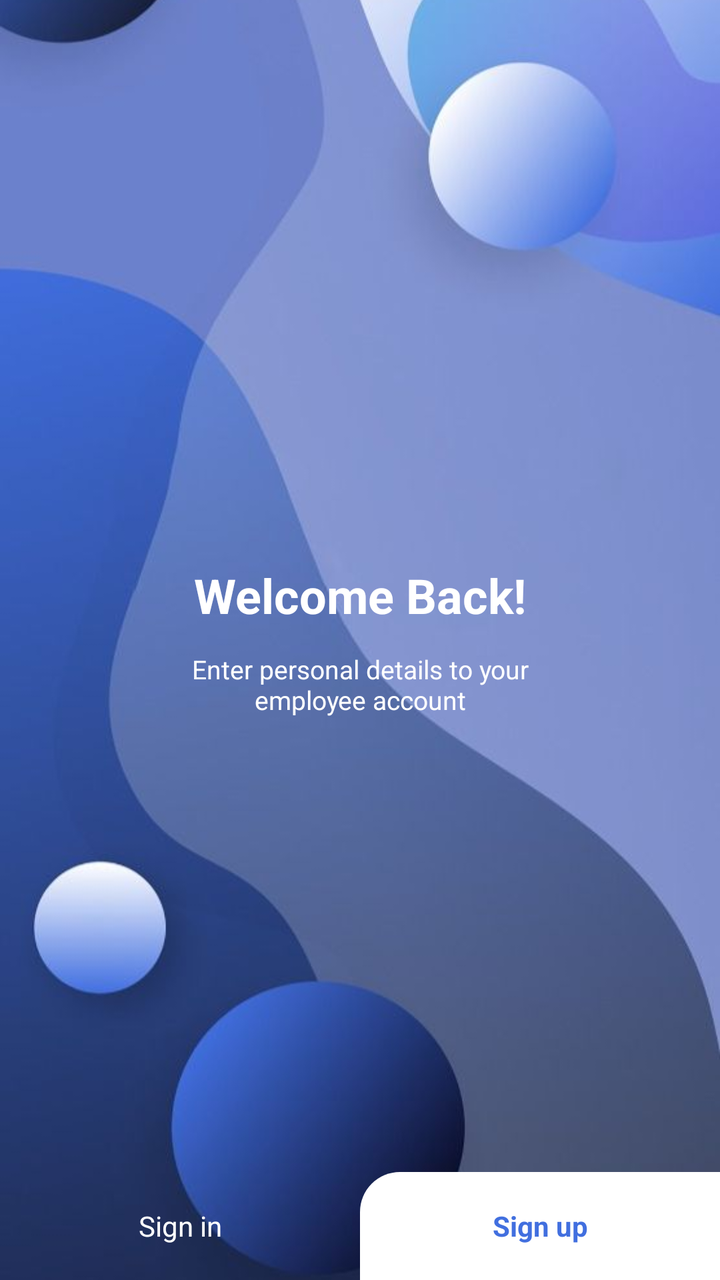
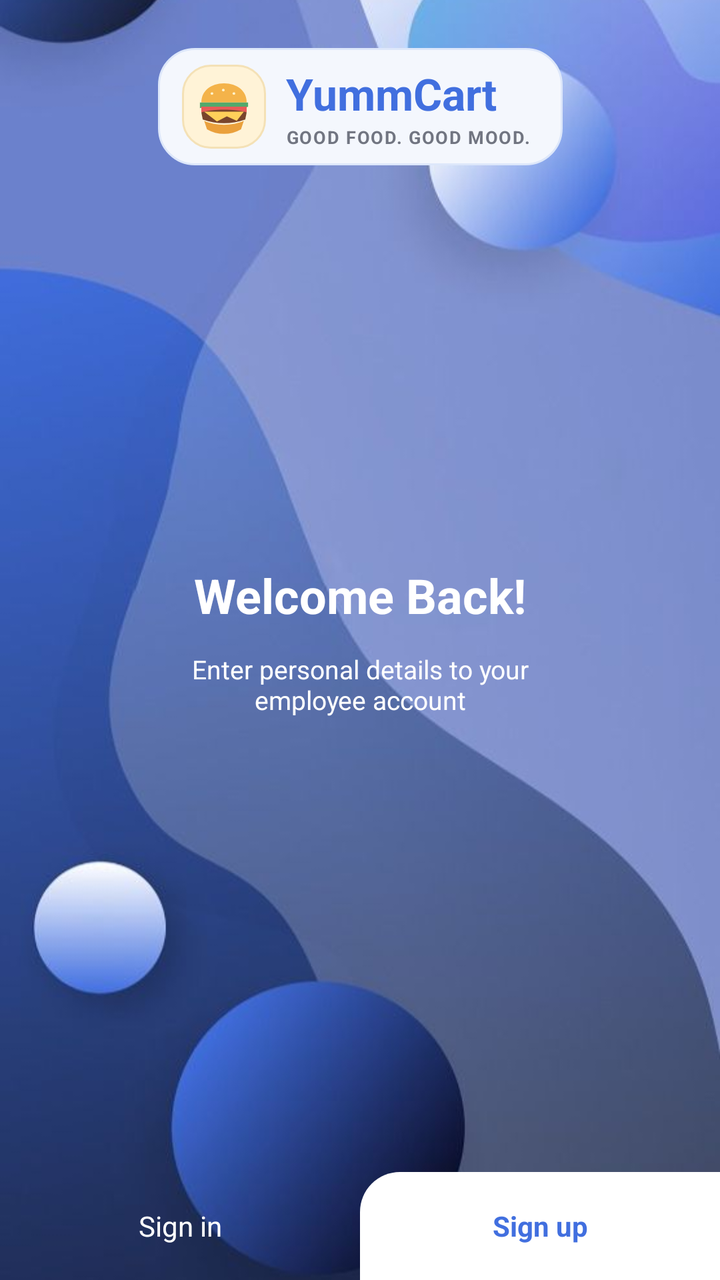

Screens rendered from an Android XML layout before and after an edit, with the pre-edit source and the edit as a unified diff.
<!-- AndroidManifest.xml: application theme Theme.MyApplication -->
<!-- res/layout/activity_main.xml -->
<?xml version="1.0" encoding="utf-8"?>
<RelativeLayout xmlns:android="http://schemas.android.com/apk/res/android"
    android:layout_width="match_parent"
    android:layout_height="match_parent"
    xmlns:app="http://schemas.android.com/apk/res-auto"
    android:background="@color/screen_background">

    <androidx.constraintlayout.widget.ConstraintLayout
        android:id="@+id/contentCard"
        android:layout_width="match_parent"
        android:layout_height="match_parent"
        android:background="@drawable/bg_card"
        >

        <ImageView
            android:id="@+id/backgroundImage"
            android:layout_width="0dp"
            android:layout_height="0dp"
            android:contentDescription="@null"
            android:scaleType="centerCrop"
            android:src="@drawable/auth_background"
            app:layout_constraintTop_toTopOf="parent"
            app:layout_constraintBottom_toBottomOf="parent"
            app:layout_constraintStart_toStartOf="parent"
            app:layout_constraintEnd_toEndOf="parent" />

        <LinearLayout
            android:layout_width="0dp"
            android:layout_height="wrap_content"
            android:gravity="center"
            android:orientation="vertical"
            android:padding="20dp"
            app:layout_constraintTop_toTopOf="parent"
            app:layout_constraintBottom_toBottomOf="parent"
            app:layout_constraintStart_toStartOf="parent"
            app:layout_constraintEnd_toEndOf="parent">

            <TextView
                android:layout_width="wrap_content"
                android:layout_height="wrap_content"
                android:text="Welcome Back!"
                android:textColor="@color/white"
                android:textSize="24sp"
                android:textStyle="bold" />

            <TextView
                android:layout_width="220dp"
                android:layout_height="wrap_content"
                android:layout_marginTop="12dp"
                android:gravity="center"
                android:text="Enter personal details to your employee account"
                android:textColor="@color/white"
                android:textSize="13sp" />

        </LinearLayout>

        <LinearLayout
            android:id="@+id/welcomeButtons"
            android:layout_width="0dp"
            android:layout_height="54dp"
            android:orientation="horizontal"
            app:layout_constraintStart_toStartOf="parent"
            app:layout_constraintEnd_toEndOf="parent"
            app:layout_constraintBottom_toBottomOf="parent">

            <TextView
                android:id="@+id/btnSignIn"
                android:layout_width="0dp"
                android:layout_height="match_parent"
                android:layout_weight="1"
                android:background="@android:color/transparent"
                android:clickable="true"
                android:focusable="true"
                android:gravity="center"
                android:text="Sign in"
                android:textColor="@color/white"
                android:textSize="14sp" />

            <TextView
                android:id="@+id/btnSignUp"
                android:layout_width="0dp"
                android:layout_height="match_parent"
                android:layout_weight="1"
                android:background="@drawable/bg_welcome_signup"
                android:clickable="true"
                android:focusable="true"
                android:gravity="center"
                android:text="Sign up"
                android:textColor="@color/primary_blue"
                android:textSize="14sp"
                android:textStyle="bold" />

        </LinearLayout>

    </androidx.constraintlayout.widget.ConstraintLayout>

</RelativeLayout>
<!-- resources referenced by this layout -->
<resources>
  <color name="primary_blue">#416FDF</color>
  <color name="screen_background">#F4F7FD</color>
  <color name="white">#FFFFFF</color>
  <!-- drawable auth_background: jpeg bitmap (drawable, 22166 bytes) -->
  <!-- drawable bg_card (drawable) -->
  <?xml version="1.0" encoding="utf-8"?>
  <shape xmlns:android="http://schemas.android.com/apk/res/android">
      <solid android:color="@color/white" />
  </shape>
  <!-- drawable bg_welcome_signup (drawable) -->
  <?xml version="1.0" encoding="utf-8"?>
  <shape xmlns:android="http://schemas.android.com/apk/res/android">
      <solid android:color="@color/white" />
      <corners
          android:topLeftRadius="20dp"
          android:topRightRadius="0dp"
          android:bottomLeftRadius="0dp"
          android:bottomRightRadius="0dp" />
  </shape>
  <style name="Theme.MyApplication" parent="Base.Theme.MyApplication" />
  <style name="Base.Theme.MyApplication" parent="Theme.Material3.Light.NoActionBar">
  
          <item name="colorPrimary">#416FDF</item>
          <item name="colorSecondary">#416FDF</item>
          <item name="colorTertiary">#416FDF</item>
          <item name="android:windowLightStatusBar">true</item>
  
      </style>
</resources>

<!-- the commit's change to res/layout/activity_main.xml (unified diff, before → after) -->
@@ -23,6 +23,15 @@
             app:layout_constraintBottom_toBottomOf="parent"
             app:layout_constraintStart_toStartOf="parent"
             app:layout_constraintEnd_toEndOf="parent" />
+    <include
+        android:id="@+id/yummCartBrandHeader"
+        layout="@layout/view_yummcart_brand"
+        android:layout_width="wrap_content"
+        android:layout_height="wrap_content"
+        android:layout_marginTop="24dp"
+        app:layout_constraintTop_toTopOf="parent"
+        app:layout_constraintStart_toStartOf="parent"
+        app:layout_constraintEnd_toEndOf="parent" />
 
         <LinearLayout
             android:layout_width="0dp"
@@ -95,3 +104,53 @@
     </androidx.constraintlayout.widget.ConstraintLayout>
 
 </RelativeLayout>
+<!-- res/layout/view_yummcart_brand.xml (included above) -->
+<?xml version="1.0" encoding="utf-8"?>
+<LinearLayout xmlns:android="http://schemas.android.com/apk/res/android"
+    android:id="@+id/yummCartBrandRoot"
+    android:layout_width="wrap_content"
+    android:layout_height="wrap_content"
+    android:background="@drawable/bg_brand_header"
+    android:gravity="center_vertical"
+    android:orientation="horizontal"
+    android:paddingStart="12dp"
+    android:paddingTop="8dp"
+    android:paddingEnd="16dp"
+    android:paddingBottom="8dp">
+
+    <ImageView
+        android:id="@+id/ivYummCartBrandIcon"
+        android:layout_width="42dp"
+        android:layout_height="42dp"
+        android:background="@drawable/bg_food_badge"
+        android:contentDescription="@string/p4_brand_icon_description"
+        android:padding="4dp"
+        android:scaleType="fitCenter"
+        android:src="@drawable/ic_yummcart_food" />
+
+    <LinearLayout
+        android:layout_width="wrap_content"
+        android:layout_height="wrap_content"
+        android:layout_marginStart="10dp"
+        android:orientation="vertical">
+
+        <TextView
+            android:layout_width="wrap_content"
+            android:layout_height="wrap_content"
+            android:text="@string/p4_app_title"
+            android:textColor="@color/primary_blue"
+            android:textSize="22sp"
+            android:textStyle="bold" />
+
+        <TextView
+            android:layout_width="wrap_content"
+            android:layout_height="wrap_content"
+            android:layout_marginTop="1dp"
+            android:letterSpacing="0.06"
+            android:text="@string/p4_brand_tagline"
+            android:textColor="@color/secondary_text"
+            android:textSize="9sp"
+            android:textStyle="bold" />
+    </LinearLayout>
+
+</LinearLayout>
<!-- resource entries referenced after the edit -->
@@ -2,12 +2,27 @@
 <resources>
   <color name="primary_blue">#416FDF</color>
   <color name="screen_background">#F4F7FD</color>
+  <color name="secondary_text">#717581</color>
   <color name="white">#FFFFFF</color>
   <!-- drawable auth_background: jpeg bitmap (drawable, 22166 bytes) -->
+  <!-- drawable bg_brand_header (drawable) -->
+  <?xml version="1.0" encoding="utf-8"?>
+  <shape xmlns:android="http://schemas.android.com/apk/res/android" android:shape="rectangle">
+      <solid android:color="#F4F7FD" />
+      <corners android:radius="18dp" />
+      <stroke android:width="1dp" android:color="#DDE7FA" />
+  </shape>
   <!-- drawable bg_card (drawable) -->
   <?xml version="1.0" encoding="utf-8"?>
   <shape xmlns:android="http://schemas.android.com/apk/res/android">
       <solid android:color="@color/white" />
+  </shape>
+  <!-- drawable bg_food_badge (drawable) -->
+  <?xml version="1.0" encoding="utf-8"?>
+  <shape xmlns:android="http://schemas.android.com/apk/res/android" android:shape="rectangle">
+      <solid android:color="#FFF3D7" />
+      <corners android:radius="14dp" />
+      <stroke android:width="1dp" android:color="#F4E1B6" />
   </shape>
   <!-- drawable bg_welcome_signup (drawable) -->
   <?xml version="1.0" encoding="utf-8"?>
@@ -19,6 +34,23 @@
           android:bottomLeftRadius="0dp"
           android:bottomRightRadius="0dp" />
   </shape>
+  <!-- drawable ic_yummcart_food (drawable) -->
+  <vector xmlns:android="http://schemas.android.com/apk/res/android"
+      android:width="48dp"
+      android:height="48dp"
+      android:viewportWidth="48"
+      android:viewportHeight="48">
+      <path android:fillColor="#F4B34A" android:pathData="M8,21 C8,12.8 14.8,7.5 24,7.5 C33.2,7.5 40,12.8 40,21 Z" />
+      <path android:fillColor="#FFF3CD" android:pathData="M15,14 C15.8,13.5 16.7,14.2 16.4,15 C16.1,15.8 14.9,15.8 14.6,15 C14.4,14.6 14.6,14.2 15,14 Z M23,11.5 C23.8,11.1 24.7,11.8 24.4,12.6 C24.1,13.4 22.9,13.4 22.6,12.6 C22.4,12.2 22.6,11.8 23,11.5 Z M30.5,14 C31.3,13.5 32.2,14.2 31.9,15 C31.6,15.8 30.4,15.8 30.1,15 C29.9,14.6 30.1,14.2 30.5,14 Z" />
+      <path android:fillColor="#53A96C" android:pathData="M7,21 L41,21 L41,24 L36,26 L31,24 L26,26 L21,24 L16,26 L11,24 L7,25 Z" />
+      <path android:fillColor="#E85B58" android:pathData="M8,24 L40,24 L40,28 L8,28 Z" />
+      <path android:fillColor="#79452C" android:pathData="M8,28 C17,25.5 31,25.5 40,28 L39,33 C29,36.5 19,36.5 9,33 Z" />
+      <path android:fillColor="#FFD05A" android:pathData="M10,27.5 L38,27.5 L33,34 L26,30.8 L19,34.5 Z" />
+      <path android:fillColor="#EAA03C" android:pathData="M10,34 C18,37.7 30,37.7 38,34 L36,40 C28.5,44.3 19.5,44.3 12,40 Z" />
+  </vector>
+  <string name="p4_app_title">YummCart</string>
+  <string name="p4_brand_icon_description">YummCart burger logo</string>
+  <string name="p4_brand_tagline">GOOD FOOD. GOOD MOOD.</string>
   <style name="Theme.MyApplication" parent="Base.Theme.MyApplication" />
   <style name="Base.Theme.MyApplication" parent="Theme.Material3.Light.NoActionBar">
   
